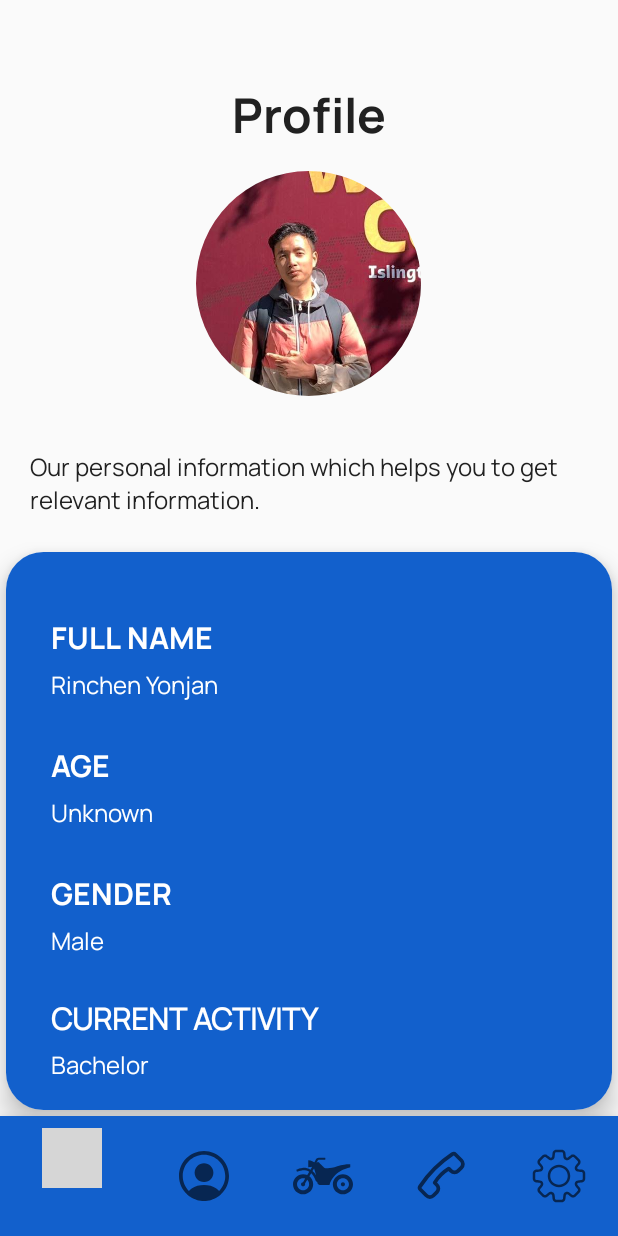
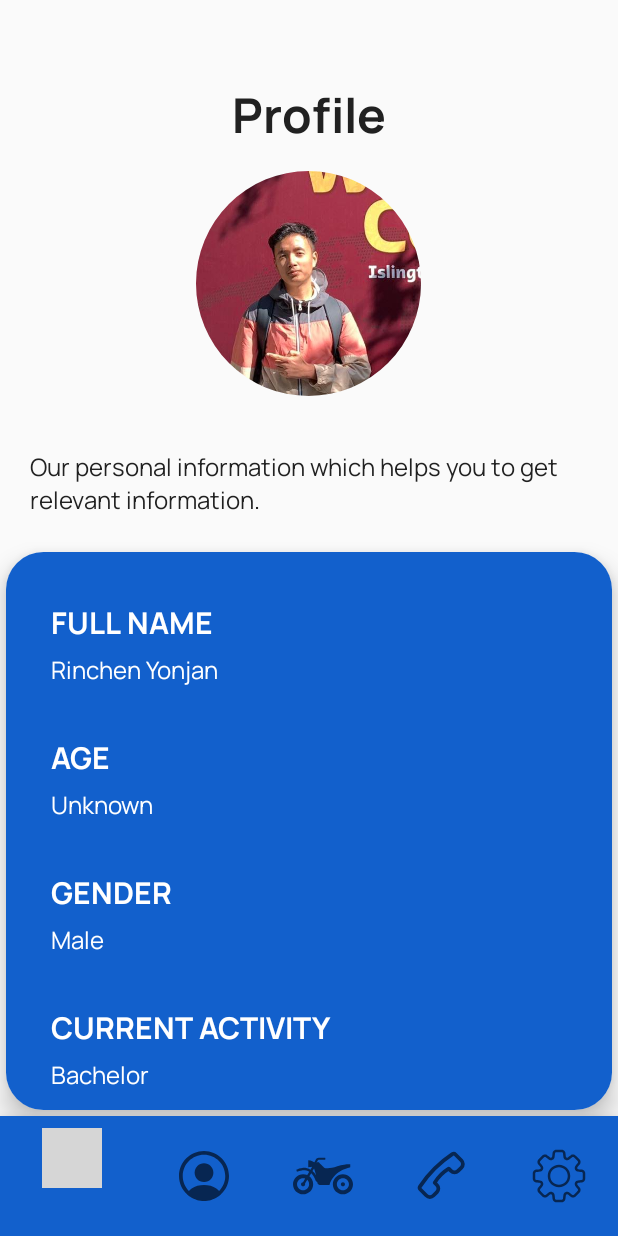
Before and after one commit to RinchenYonjan/BikeNepal, an Android app: the fragment ProfileFragment placed in its activity, on a phone screen of 412 x 824 dp. Run offline under Robolectric (Android 15) with nearby library versions, the phone set to English and light mode, and no system bars; grey boxes are pictures that could not be loaded.

Commit message:
Merge remote changes

```diff
--- a/app/src/main/java/com/example/bikenepal/view/Splash.java
+++ b/app/src/main/java/com/example/bikenepal/view/Splash.java
@@ -15,6 +15,7 @@ public class Splash extends AppCompatActivity {
         super.onCreate(savedInstanceState);
         setContentView(R.layout.activity_splash);
 
+        // method post delayed
         new Handler().postDelayed(new Runnable() {
             @Override
             public void run() {
@@ -22,5 +23,7 @@ public class Splash extends AppCompatActivity {
                 startActivity(intent);
             }
         }, 1500);   //1.5 sec
+
+
     }
 }
--- a/app/src/main/res/layout/fragment_profile.xml
+++ b/app/src/main/res/layout/fragment_profile.xml
@@ -68,7 +68,7 @@
             android:textSize="20dp"
             android:fontFamily="@font/manrope_bold"
             android:layout_marginStart="30dp"
-            android:layout_marginTop="40dp"
+            android:layout_marginTop="30dp"
             android:textStyle="bold"
             android:textColor="@android:color/white"/>
 
@@ -92,7 +92,7 @@
             android:textSize="20dp"
             android:textColor="@android:color/white"
             android:textStyle="bold"
-            android:layout_marginTop="25dp"
+            android:layout_marginTop="30dp"
             android:layout_marginStart="30dp"/>
 
         <!-- Null -->
@@ -116,7 +116,7 @@
             android:textColor="@android:color/white"
             android:textStyle="bold"
             android:textSize="20dp"
-            android:layout_marginTop="25dp"
+            android:layout_marginTop="30dp"
             android:layout_marginStart="30dp"/>
 
         <!-- Male -->
@@ -135,11 +135,11 @@
             android:layout_width="wrap_content"
             android:layout_height="wrap_content"
             android:text="CURRENT ACTIVITY"
-            android:fontFamily="@font/manrope_regular"
+            android:fontFamily="@font/manrope_bold"
             android:textColor="@android:color/white"
             android:textStyle="bold"
             android:textSize="20dp"
-            android:layout_marginTop="25dp"
+            android:layout_marginTop="30dp"
             android:layout_marginStart="30dp"/>
 
         <!-- Bachelor -->
```
Also changed, not shown: app/src/main/java/com/example/bikenepal/recyclerview/BikeAdapter.java (+5 -3 lines), app/src/main/java/com/example/bikenepal/recyclerview/RecyclerViewHolder.java (+24 -7 lines).
